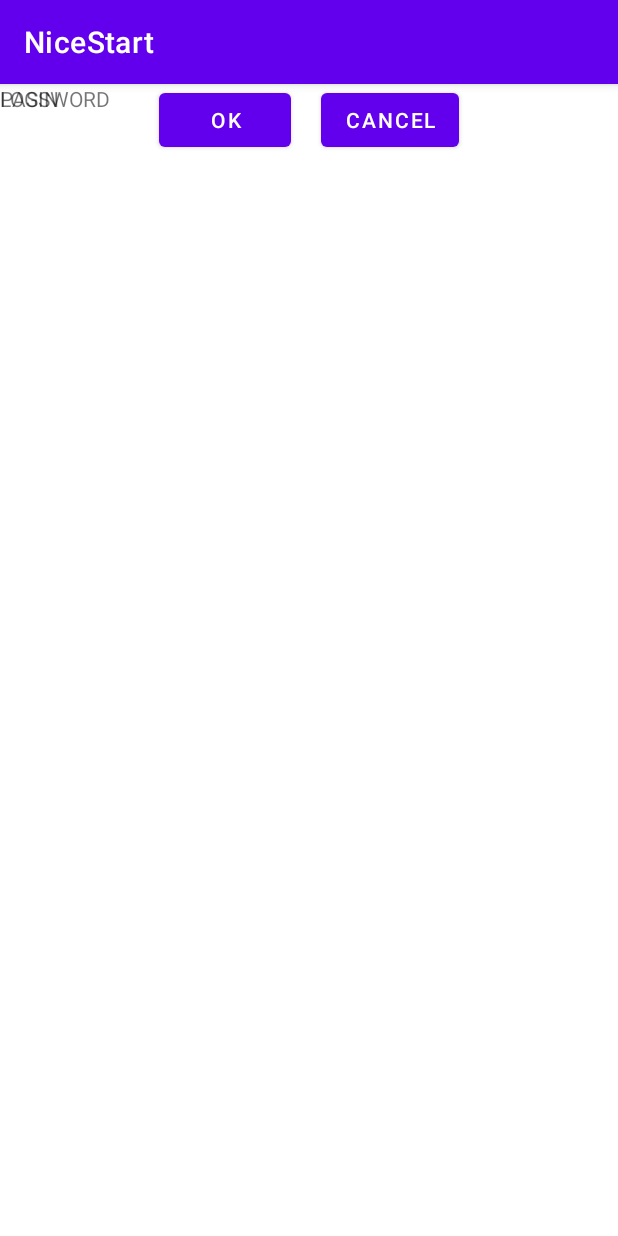
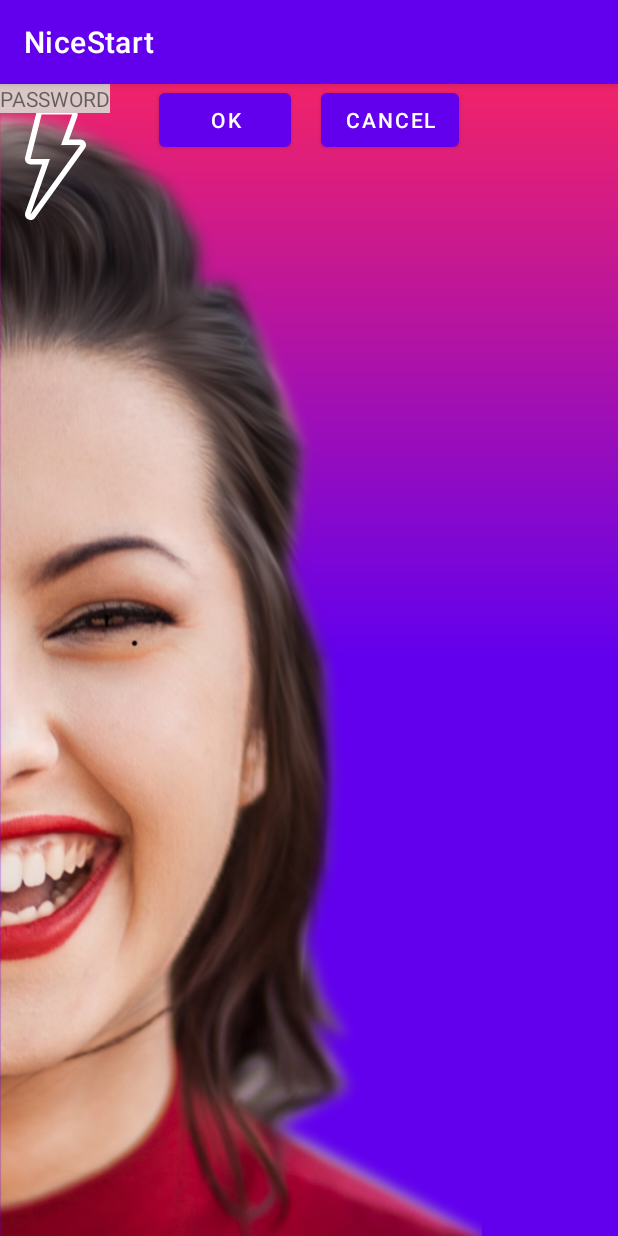
Before and after one commit to arturofgg/NiceStart, an Android app: the screen it shows after launch (login), on a phone screen of 412 x 824 dp. Run offline under Robolectric (Android 15) with nearby library versions, the phone set to English and light mode, and no system bars.

Commit message:
colores, gradiante, thunder, girl add to ac_login

```diff
--- /dev/null
+++ b/app/src/main/res/drawable/gradientelogin.xml
@@ -0,0 +1,27 @@
+<!--<?xml version="1.0" encoding="utf-8"?>-->
+
+<shape xmlns:android="http://schemas.android.com/apk/res/android"
+    android:shape="rectangle">
+    <!-- Añadimos gradientelogin a res/drawable-->
+    <gradient
+        android:angle="90"
+        android:centerColor="@color/purple_500"
+        android:endColor="@color/fucsia_200"
+        android:startColor="@color/purple_500"></gradient>
+    <!--</shape>-->
+
+
+    <!--<shape-->
+    <!--    xmlns:android="http://schemas.android.com/apk/res/android"-->
+    <!--    android:shape="rectangle">-->
+
+    <!--    <gradient-->
+    <!--        android:type="sweep"-->
+    <!--        android:centerX="50%"-->
+    <!--        android:centerY="50%"-->
+    <!--        android:startColor="#FF0000"-->
+    <!--        android:centerColor="#0068FF"-->
+    <!--        android:endColor="#F70000"-->
+    <!--        />-->
+
+</shape>
--- /dev/null
+++ b/app/src/main/res/drawable/ic_thunder.xml
@@ -0,0 +1,9 @@
+<vector xmlns:android="http://schemas.android.com/apk/res/android"
+    android:width="512dp"
+    android:height="512dp"
+    android:viewportWidth="512"
+    android:viewportHeight="512">
+  <path
+      android:fillColor="@android:color/white"
+      android:pathData="M393.983,154.726c-4.378,-8.55 -13.175,-13.926 -22.784,-13.926h-53.052l38.716,-106.453c2.85,-7.851 1.698,-16.597 -3.089,-23.433C348.978,4.07 341.153,0 332.799,0h-140.8c-11.75,0 -21.99,7.996 -24.832,19.388l-51.2,204.8c-1.911,7.646 -0.196,15.753 4.659,21.965c4.847,6.212 12.288,9.847 20.173,9.847h53.521l-77.679,221.944c-4.207,12.006 1.05,25.284 12.331,31.164c3.763,1.954 7.808,2.893 11.81,2.893c8.013,0 15.838,-3.763 20.787,-10.641l230.4,-320C397.592,173.56 398.369,163.277 393.983,154.726zM140.799,486.4l89.6,-256h-89.6l51.2,-204.8h140.8l-51.2,140.8h89.6L140.799,486.4z"/>
+</vector>
--- a/app/src/main/res/layout/activity_login.xml
+++ b/app/src/main/res/layout/activity_login.xml
@@ -4,7 +4,28 @@
     xmlns:tools="http://schemas.android.com/tools"
     android:layout_width="match_parent"
     android:layout_height="match_parent"
+    android:background="@drawable/gradientelogin"
     tools:context=".login">
+    <!--Añadimos el gradiente de gradientlogn y colors a nuestro login -->
+
+    <!-- Imagen chica -->
+    <ImageView
+        android:id="@+id/girl"
+        android:layout_width="match_parent"
+        android:layout_height="match_parent"
+        android:scaleType="fitStart"
+        android:src="@drawable/girl"
+        tools:layout_editor_absoluteX="0dp"
+        tools:layout_editor_absoluteY="0dp" />
+
+    <!-- logo rayo -->
+    <ImageView
+        android:id="@+id/thunder"
+        android:layout_width="74dp"
+        android:layout_height="107dp"
+        android:src="@drawable/ic_thunder"
+        tools:layout_editor_absoluteX="168dp"
+        tools:layout_editor_absoluteY="39dp" />
 
     <Button
         android:id="@+id/ok"
@@ -26,15 +47,25 @@
         app:layout_constraintStart_toEndOf="@+id/ok"
         tools:layout_editor_absoluteY="435dp" />
 
-    <ImageView
-        android:id="@+id/imageView2"
+    <TextView
+        android:id="@+id/login"
         android:layout_width="wrap_content"
         android:layout_height="wrap_content"
-        app:layout_constraintEnd_toStartOf="@+id/cancel"
-        app:layout_constraintHorizontal_bias="0.481"
-        app:layout_constraintStart_toEndOf="@+id/ok"
-        tools:layout_editor_absoluteY="45dp"
-        tools:srcCompat="@tools:sample/avatars" />
+        android:background="#FDFDFD"
+        android:backgroundTint="#D8CECE"
+        android:text="LOGIN"
+        android:visibility="visible"
+        tools:layout_editor_absoluteX="124dp"
+        tools:layout_editor_absoluteY="236dp" />
+
+    <TextView
+        android:id="@+id/password"
+        android:layout_width="wrap_content"
+        android:layout_height="wrap_content"
+        android:background="#DAC8C8"
+        android:text="PASSWORD"
+        tools:layout_editor_absoluteX="124dp"
+        tools:layout_editor_absoluteY="292dp" />
 
     <androidx.constraintlayout.widget.Guideline
         android:id="@+id/guideline"
@@ -51,21 +82,5 @@
         app:layout_constraintEnd_toEndOf="@id/guideline"
         app:layout_constraintGuide_end="105dp" />
 
-    <TextView
-        android:id="@+id/textView"
-        android:layout_width="wrap_content"
-        android:layout_height="wrap_content"
-        android:text="LOGIN"
-        tools:layout_editor_absoluteX="124dp"
-        tools:layout_editor_absoluteY="236dp" />
-
-    <TextView
-        android:id="@+id/textView2"
-        android:layout_width="wrap_content"
-        android:layout_height="wrap_content"
-        android:text="PASSWORD"
-        tools:layout_editor_absoluteX="124dp"
-        tools:layout_editor_absoluteY="292dp" />
-
     <!--packed, spread, spread_inside-->
 </androidx.constraintlayout.widget.ConstraintLayout>
--- a/app/src/main/res/values/colors.xml
+++ b/app/src/main/res/values/colors.xml
@@ -1,6 +1,8 @@
-<?xml version="1.0" encoding="utf-8"?>
+<?xml version="1.0" encoding="utf-8"?><!-->Cambiados colores<-->
 <resources>
     <color name="purple_200">#FFBB86FC</color>
+    <color name="fucsia_200">#F12369</color>
+    <color name="fucsia_700">#4D0A20</color>
     <color name="purple_500">#FF6200EE</color>
     <color name="purple_700">#FF3700B3</color>
     <color name="teal_200">#FF03DAC5</color>
```
Also changed, not shown: app/src/main/res/drawable/girl.png (added).
